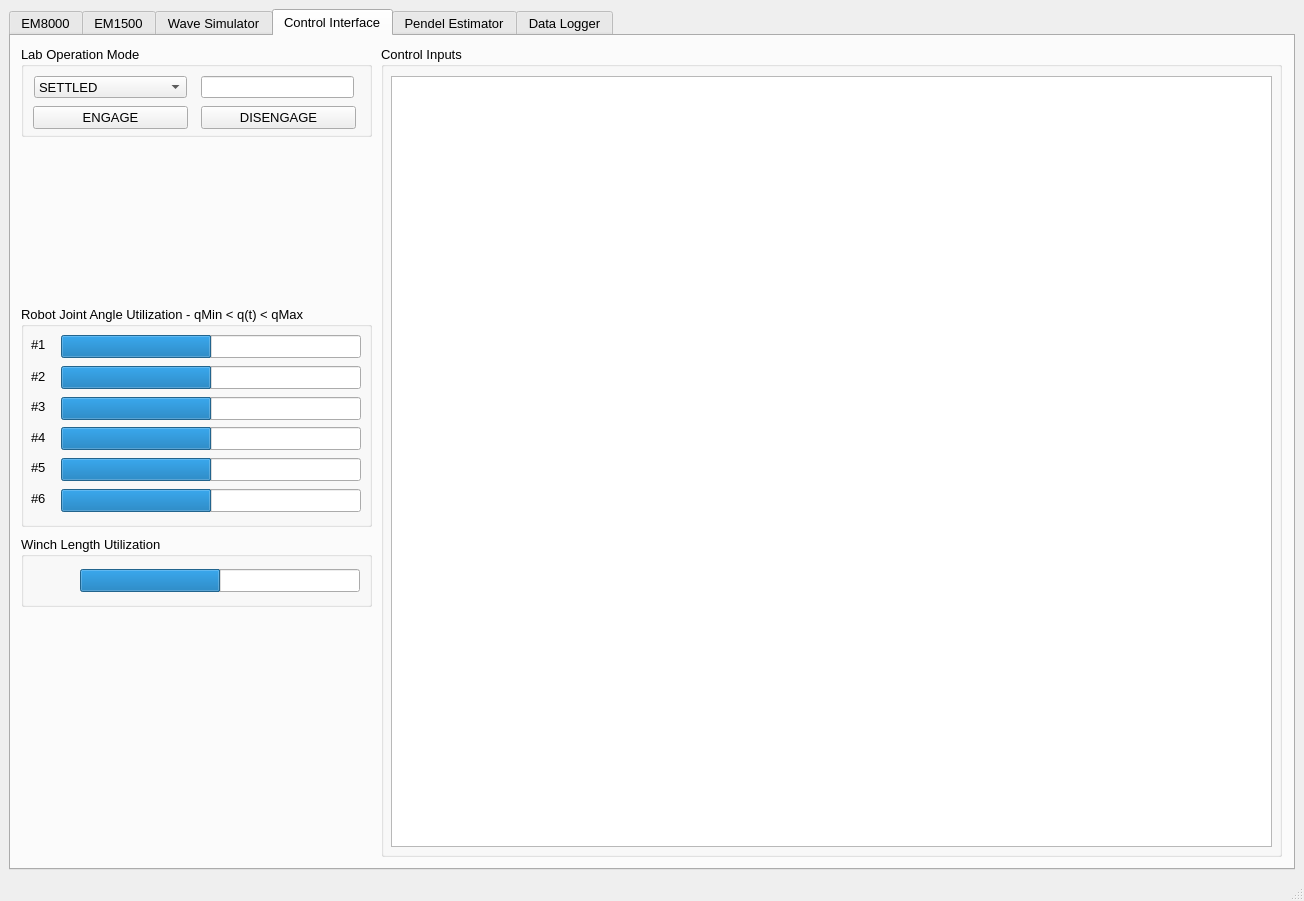
Above: hmi/src/MainWindow.ui from sondretordal/motion-lab before the change. Below: the same form after it.
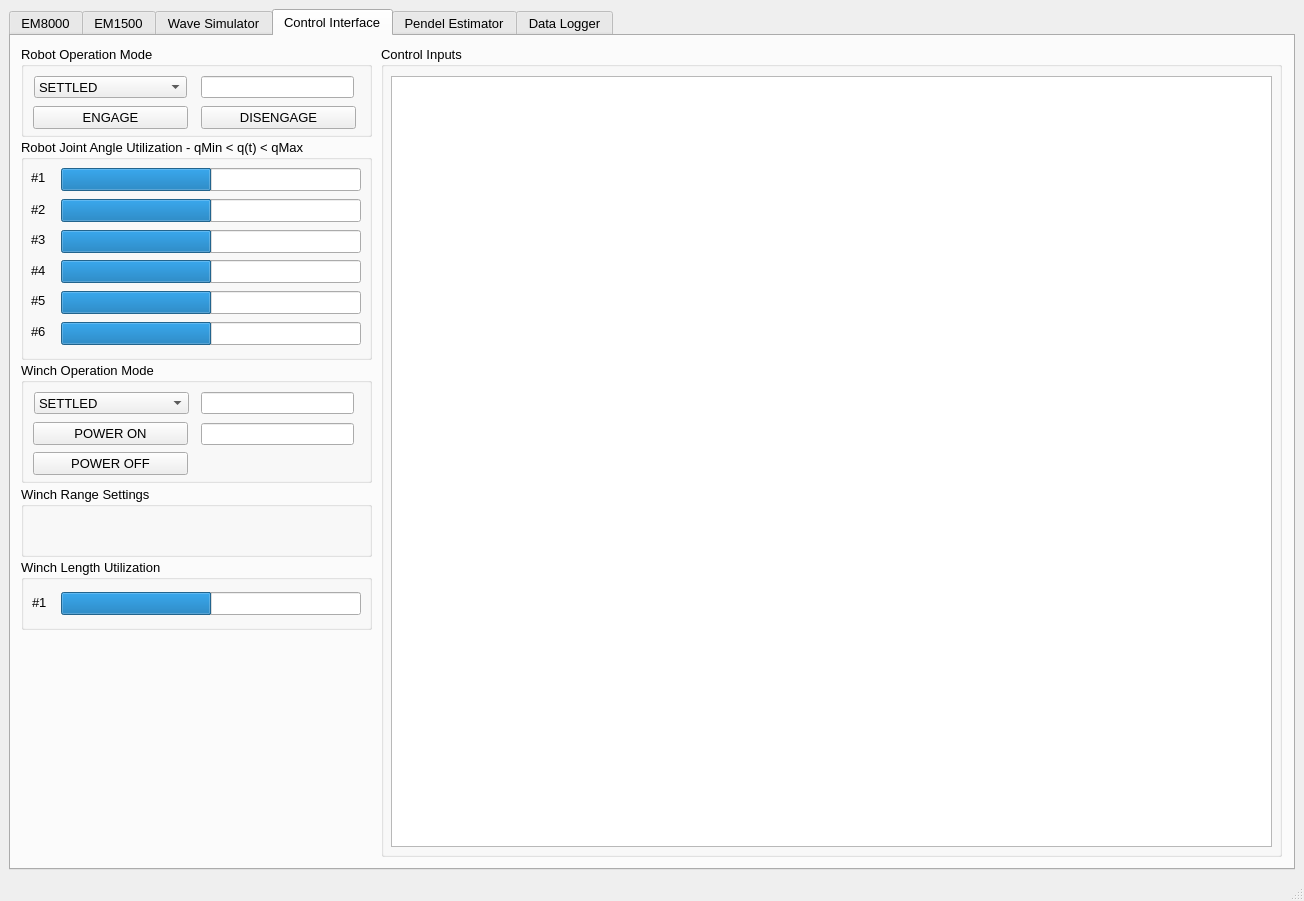
That is the form after the change. The open tabs and pages were chosen to show the change. Custom widgets are drawn as their Qt base class.

Commit message: Connected winch to frontend in PyQt + some modifications to winch PLC code

Patch:
```diff
--- a/hmi/src/MainWindow.ui
+++ b/hmi/src/MainWindow.ui
@@ -2610,7 +2610,7 @@
          </rect>
         </property>
         <property name="title">
-         <string>Lab Operation Mode</string>
+         <string>Robot Operation Mode</string>
         </property>
         <widget class="QComboBox" name="comau_eModeCmd">
          <property name="geometry">
@@ -2681,7 +2681,7 @@
         <property name="geometry">
          <rect>
           <x>10</x>
-          <y>270</y>
+          <y>103</y>
           <width>351</width>
           <height>221</height>
          </rect>
@@ -2917,7 +2917,7 @@
         <property name="geometry">
          <rect>
           <x>10</x>
-          <y>500</y>
+          <y>523</y>
           <width>351</width>
           <height>71</height>
          </rect>
@@ -2928,9 +2928,9 @@
         <widget class="QProgressBar" name="comau_q_6">
          <property name="geometry">
           <rect>
-           <x>59</x>
+           <x>40</x>
            <y>33</y>
-           <width>280</width>
+           <width>300</width>
            <height>23</height>
           </rect>
          </property>
@@ -2947,6 +2947,122 @@
           <bool>false</bool>
          </property>
         </widget>
+        <widget class="QLabel" name="label_25">
+         <property name="geometry">
+          <rect>
+           <x>11</x>
+           <y>37</y>
+           <width>47</width>
+           <height>13</height>
+          </rect>
+         </property>
+         <property name="text">
+          <string>#1</string>
+         </property>
+        </widget>
+       </widget>
+       <widget class="QGroupBox" name="groupBox_16">
+        <property name="geometry">
+         <rect>
+          <x>10</x>
+          <y>326</y>
+          <width>351</width>
+          <height>121</height>
+         </rect>
+        </property>
+        <property name="title">
+         <string>Winch Operation Mode</string>
+        </property>
+        <widget class="QComboBox" name="winch_eModeCmd">
+         <property name="geometry">
+          <rect>
+           <x>13</x>
+           <y>30</y>
+           <width>155</width>
+           <height>22</height>
+          </rect>
+         </property>
+         <item>
+          <property name="text">
+           <string>SETTLED</string>
+          </property>
+         </item>
+         <item>
+          <property name="text">
+           <string>REMOTE</string>
+          </property>
+         </item>
+         <item>
+          <property name="text">
+           <string>MOTION_COMP</string>
+          </property>
+         </item>
+        </widget>
+        <widget class="QPushButton" name="winch_engage">
+         <property name="geometry">
+          <rect>
+           <x>12</x>
+           <y>60</y>
+           <width>155</width>
+           <height>23</height>
+          </rect>
+         </property>
+         <property name="text">
+          <string>POWER ON</string>
+         </property>
+        </widget>
+        <widget class="QPushButton" name="winch_disengage">
+         <property name="geometry">
+          <rect>
+           <x>12</x>
+           <y>90</y>
+           <width>155</width>
+           <height>23</height>
+          </rect>
+         </property>
+         <property name="text">
+          <string>POWER OFF</string>
+         </property>
+        </widget>
+        <widget class="QLineEdit" name="winch_eMode">
+         <property name="geometry">
+          <rect>
+           <x>180</x>
+           <y>30</y>
+           <width>153</width>
+           <height>22</height>
+          </rect>
+         </property>
+         <property name="readOnly">
+          <bool>true</bool>
+         </property>
+        </widget>
+        <widget class="QLineEdit" name="winch_bActive">
+         <property name="geometry">
+          <rect>
+           <x>180</x>
+           <y>61</y>
+           <width>153</width>
+           <height>22</height>
+          </rect>
+         </property>
+         <property name="readOnly">
+          <bool>true</bool>
+         </property>
+        </widget>
+       </widget>
+       <widget class="QGroupBox" name="groupBox_43">
+        <property name="geometry">
+         <rect>
+          <x>10</x>
+          <y>450</y>
+          <width>351</width>
+          <height>71</height>
+         </rect>
+        </property>
+        <property name="title">
+         <string>Winch Range Settings</string>
+        </property>
        </widget>
       </widget>
       <widget class="QWidget" name="tab_4">
```
Left out of the diff: 4 changed lines with no effect on the pictures. The commit also changes 7 other files.
